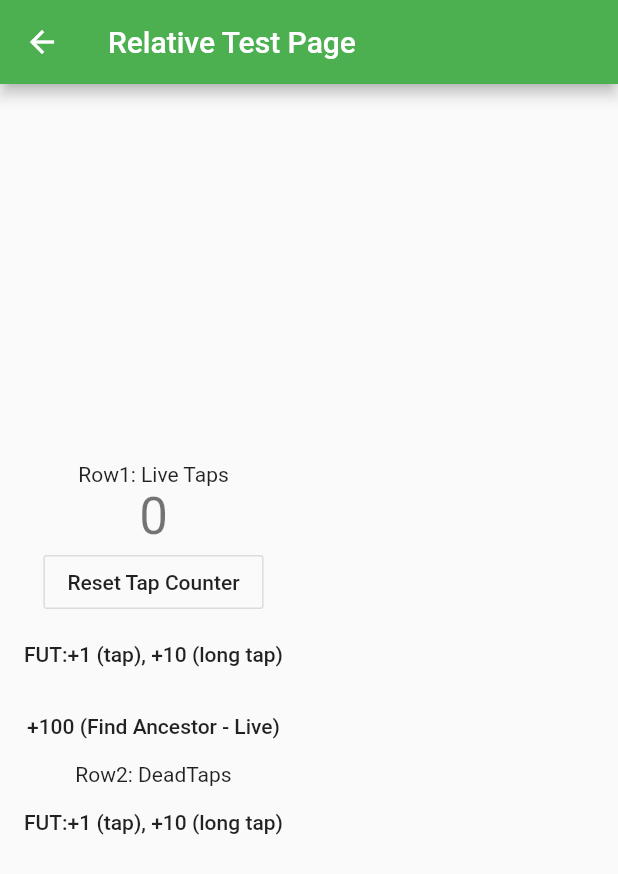
After one commit to greyhamwoohoo/appium-flutter-driver-net-bindings-test-app, a Flutter app: the screen it shows after launch, after a tap on "Navigate to Relative Test Page", on a phone screen of 412 x 824 dp. The commit adds this screen. Shown: the top 874 px of the screen. Run offline on Flutter 3.47's test engine with Material 2 defaults, Android fonts, the phone set to English and light mode, and no system bars; missing offline and left inert: flutter_driver.

Commit message:
Adding Ancestor/Descendant Page

```diff
--- a/src/howdi_welt/lib/homePage.dart
+++ b/src/howdi_welt/lib/homePage.dart
@@ -2,6 +2,7 @@ import 'package:flutter/material.dart';
 import './findersTestPage.dart';
 import './textFieldsTestPage.dart';
 import './tapsTestPage.dart';
+import './relativeTestPage.dart';
 
 class HomePage extends StatefulWidget {
   HomePage({Key key, this.title}) : super(key: key);
@@ -46,6 +47,13 @@ class _HomePageState extends State<HomePage> {
               },
               child: Text("Navigate to Taps Test Page")
             ),
+            OutlineButton(
+              onPressed: () {
+                Navigator.push(
+                    context, MaterialPageRoute(builder: (context) => RelativeTestPage()));
+              },
+              child: Text("Navigate to Relative Test Page")
+            ),
           ],
         ),
       ),
--- /dev/null
+++ b/src/howdi_welt/lib/relativeTestPage.dart
@@ -0,0 +1,100 @@
+import 'package:flutter/material.dart';
+
+class RelativeTestPage extends StatefulWidget {
+  RelativeTestPage({Key key, this.title}) : super(key: key);
+
+  final String title;
+
+  @override
+  _RelativeTestPageState createState() => _RelativeTestPageState();
+}
+
+class _RelativeTestPageState extends State<RelativeTestPage> {
+  int _counter = 0;
+
+  void _resetCounter() {
+    setState(() {
+      _counter = 0;
+    });
+  }
+
+  void _changeCount(int amount) {
+    setState(() {
+      _counter += amount;
+    });
+  }
+
+  @override
+  Widget build(BuildContext context) {
+    return Scaffold(
+      appBar: AppBar(
+        leading: BackButton(
+          key: Key('backToHomePage'),
+          onPressed: () {
+            Navigator.of(context).pop();
+          },
+        ),
+        title: Text(
+          'Relative Test Page',
+          style: TextStyle(color: Colors.white),
+        ),
+      ),
+      body: Column(
+          key: ValueKey("theFirstColumn"),
+          mainAxisAlignment: MainAxisAlignment.center,
+          children: <Widget>[
+            Row(
+              key: ValueKey("rowContainingLiveButton"),
+              children: <Widget>[
+                Container(
+                    child: Column(children: <Widget>[
+                      Text("Row1: Live Taps"),
+                      Text(
+                        '$_counter',
+                        key: ValueKey("tapCounter"),
+                        style: Theme.of(context).textTheme.headline4,
+                      ),
+                      OutlineButton(
+                          onPressed: _resetCounter,
+                          child: Text("Reset Tap Counter")),
+                      FlatButton(
+                        onPressed: () {
+                          _changeCount(1);
+                        },
+                        onLongPress: () {
+                          _changeCount(10);
+                        },
+                        child: Text("FUT:+1 (tap), +10 (long tap)"),
+                      ),
+                      FlatButton(
+                        key: ValueKey("flatButtonLive100"),
+                        onPressed: () {
+                          _changeCount(100);
+                        },
+                        child: Text("+100 (Find Ancestor - Live)"),
+                      ),
+                    ])),
+                /**/
+              ],
+            ),
+            Row(
+              key: ValueKey("rowContainingDeadButton"),
+              children: <Widget>[
+                Container(
+                    child: Column(children: <Widget>[
+                      Text("Row2: DeadTaps"),
+                      FlatButton(
+                        onPressed: () {
+                        },
+                        onLongPress: () {
+                        },
+                        child: Text("FUT:+1 (tap), +10 (long tap)"),
+                      ),
+                    ])),
+                /**/
+              ],
+            )
+          ]),
+    );
+  }
+}
```
